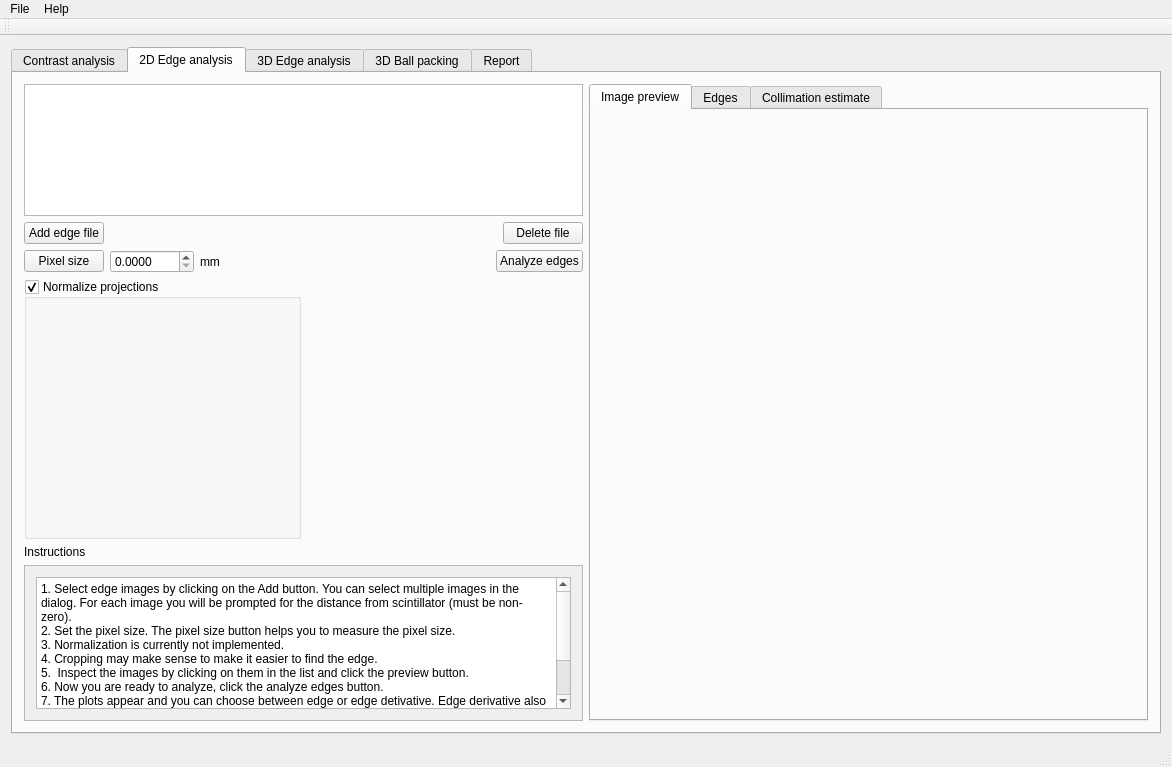
Qt form applications/NIQualityAssessment/NIQA/niqamainwindow.ui (neutronimaging/ImagingQuality) before a commit.
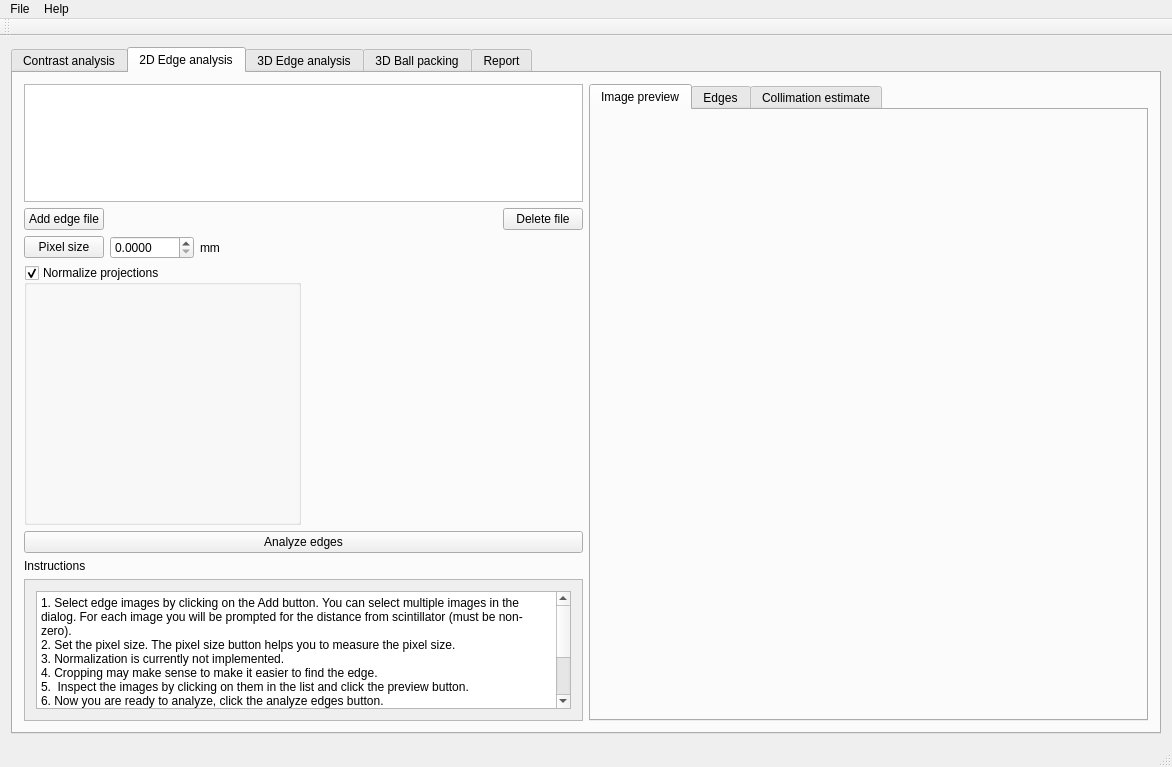
The same form after that commit. The open tabs and pages were chosen to show the change. Custom widgets are drawn as their Qt base class.

Commit message: Added debug output to find that median filter is missbehaving

Diff of the .ui file:
```diff
--- a/applications/NIQualityAssessment/NIQA/niqamainwindow.ui
+++ b/applications/NIQualityAssessment/NIQA/niqamainwindow.ui
@@ -412,13 +412,6 @@
               </property>
              </spacer>
             </item>
-            <item>
-             <widget class="QPushButton" name="button_get2Dedges">
-              <property name="text">
-               <string>Analyze edges</string>
-              </property>
-             </widget>
-            </item>
            </layout>
           </item>
           <item>
@@ -494,6 +487,13 @@
             </item>
            </layout>
           </item>
+          <item>
+           <widget class="QPushButton" name="button_get2Dedges">
+            <property name="text">
+             <string>Analyze edges</string>
+            </property>
+           </widget>
+          </item>
           <item>
            <widget class="QLabel" name="label_20">
             <property name="text">
@@ -511,8 +511,8 @@
               <rect>
                <x>0</x>
                <y>0</y>
-               <width>539</width>
-               <height>123</height>
+               <width>558</width>
+               <height>137</height>
               </rect>
              </property>
              <layout class="QVBoxLayout" name="verticalLayout_18">
```
Left out of the diff: 14 changed lines with no effect on the pictures. The commit also changes 2 other files.
